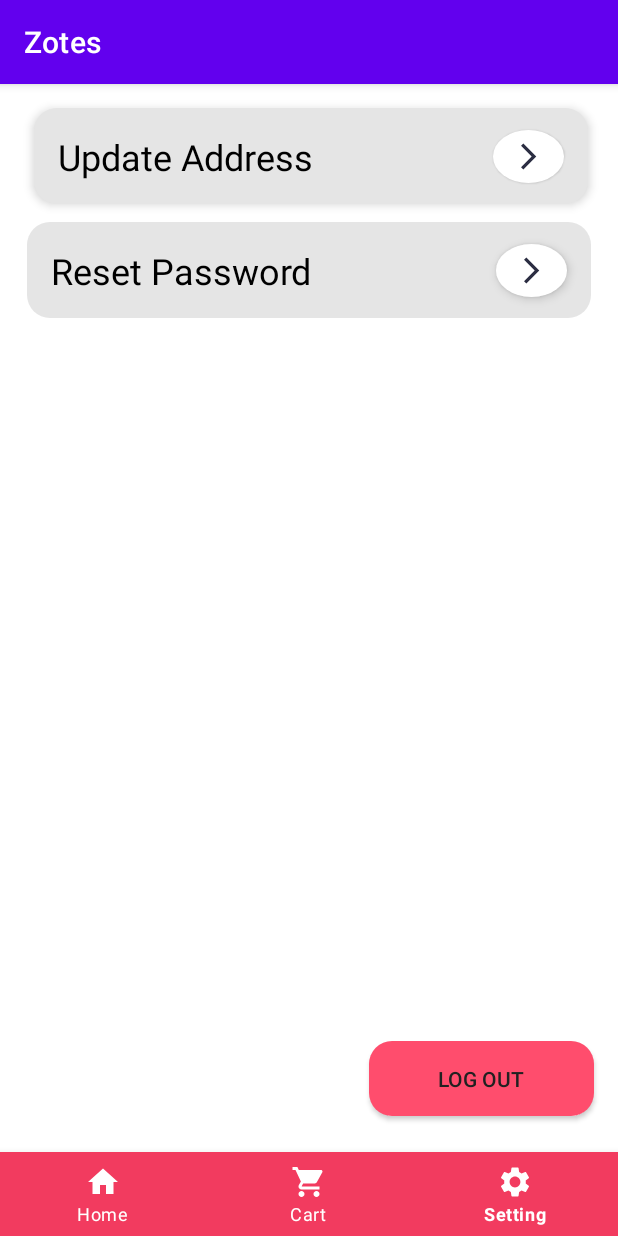
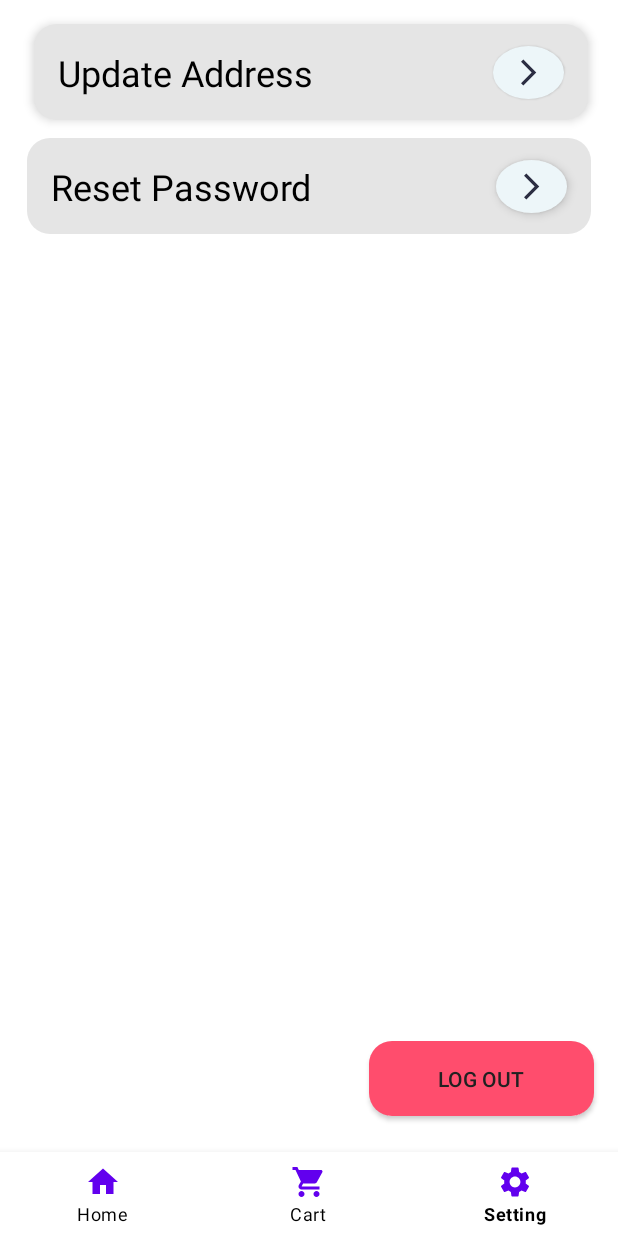
Before and after one commit to EChilin5/Zotes_OCR, an Android app: the screen it shows after launch once a user with an empty profile is signed in (MainActivity), item 3 of the bottom bar chosen, on a phone screen of 412 x 824 dp. Run offline under Robolectric (Android 15) with nearby library versions, the phone set to English and light mode, and no system bars; our stand-ins replace Firebase (no records; nobody signed in at launch, a user with empty details on screens opened directly); pictures from the network do not load.

Commit message:
Updated User Ui

```diff
--- a/app/src/main/java/com/eachilin/zotes/menufragments/CartFragment.kt
+++ b/app/src/main/java/com/eachilin/zotes/menufragments/CartFragment.kt
@@ -128,7 +128,7 @@ class CartFragment : Fragment(), PokeId {
                 }
             }
         }
-        tvFinalPrice.text = count.toString()
+        tvFinalPrice.text = "$ $count"
     }
 
 
--- a/app/src/main/java/com/eachilin/zotes/menufragments/HomeFragment.kt
+++ b/app/src/main/java/com/eachilin/zotes/menufragments/HomeFragment.kt
@@ -6,6 +6,7 @@ import android.view.*
 import androidx.fragment.app.Fragment
 import android.widget.ImageView
 import android.widget.SearchView
+import androidx.core.widget.doAfterTextChanged
 import androidx.recyclerview.widget.GridLayoutManager
 import androidx.recyclerview.widget.LinearLayoutManager
 import androidx.recyclerview.widget.RecyclerView
@@ -71,6 +72,26 @@ class HomeFragment : Fragment() {
 
         setHasOptionsMenu(true)
 
+        binding.etSearchDetails.doAfterTextChanged { task ->
+            var text= task
+
+            val temp = mutableListOf<PokemonInitialData>()
+            if(text?.isNotEmpty() == true){
+                for (poke in restaurant){
+                    if(poke.name.contains(text)){
+                        temp.add(poke)
+                    }
+                }
+            }
+            if (text != null) {
+                if(text.isEmpty()){
+                    rvRestaurant.adapter = RestaurantsAdapter( restaurant)
+                }else{
+                    rvRestaurant.adapter = RestaurantsAdapter( temp)
+
+                }
+            }
+        }
 
     }
 
--- a/app/src/main/res/drawable/ic_delete.xml
+++ b/app/src/main/res/drawable/ic_delete.xml
@@ -1,4 +1,4 @@
-<vector android:height="24dp" android:tint="#AE1B1B"
+<vector android:height="24dp" android:tint="#f07167"
     android:viewportHeight="24" android:viewportWidth="24"
     android:width="24dp" xmlns:android="http://schemas.android.com/apk/res/android">
     <path android:fillColor="@android:color/white" android:pathData="M6,19c0,1.1 0.9,2 2,2h8c1.1,0 2,-0.9 2,-2V7H6v12zM19,4h-3.5l-1,-1h-5l-1,1H5v2h14V4z"/>
--- a/app/src/main/res/drawable/pokebox.xml
+++ b/app/src/main/res/drawable/pokebox.xml
@@ -4,7 +4,7 @@
         <shape xmlns:android="http://schemas.android.com/apk/res/android"
             android:shape="oval">
             <solid
-                android:color="#FFFFFF"/>
+                android:color="#edf6f9"/>
         </shape>
     </item>
 </layer-list>
--- a/app/src/main/res/drawable/topround_box_background.xml
+++ b/app/src/main/res/drawable/topround_box_background.xml
@@ -4,7 +4,7 @@
         >
 
         <shape android:shape="rectangle">
-            <solid android:color="@color/black_color_co" />
+            <solid android:color="@color/white" />
 
             <corners
                 android:topLeftRadius="10dp"
--- a/app/src/main/res/layout/activity_main.xml
+++ b/app/src/main/res/layout/activity_main.xml
@@ -26,9 +26,9 @@
       android:id="@+id/bottom_nav"
       android:layout_width="0dp"
       android:layout_height="wrap_content"
-      app:itemBackground="@color/fusia"
-      app:itemIconTint="#fff"
-      app:itemTextColor="#fff"
+      app:itemBackground="@color/white"
+      app:itemIconTint="@color/purple_500"
+      app:itemTextColor="@color/black"
       app:layout_constraintBottom_toBottomOf="parent"
       app:layout_constraintEnd_toEndOf="parent"
       app:layout_constraintStart_toStartOf="parent"
--- a/app/src/main/res/layout/poke_shopping.xml
+++ b/app/src/main/res/layout/poke_shopping.xml
@@ -55,7 +55,7 @@
             android:layout_height="wrap_content"
             android:layout_marginEnd="16dp"
             android:layout_marginBottom="12dp"
-            android:background="@drawable/checkoutbutton"
+            android:background="@drawable/circlebackground_amount_change"
             app:layout_constraintBottom_toTopOf="@+id/ShoppingBoxGL2"
             app:layout_constraintEnd_toStartOf="@+id/ShoppingBoxGLV3"
             app:srcCompat="@drawable/ic_plus" />
@@ -66,7 +66,7 @@
             android:layout_height="wrap_content"
             android:layout_marginStart="14dp"
             android:layout_marginBottom="12dp"
-            android:background="@drawable/checkoutbutton"
+            android:background="@drawable/circlebackground_amount_change"
             app:layout_constraintBottom_toBottomOf="@id/ShoppingBoxGL2"
             app:layout_constraintStart_toEndOf="@id/ShoppingBoxGLV2"
             app:srcCompat="@drawable/ic_subtract" />
--- a/app/src/main/res/values/colors.xml
+++ b/app/src/main/res/values/colors.xml
@@ -13,6 +13,7 @@
     <color name="grey_shade">#e5e5e5</color>
     <color name="red_shade">#ff4d6d</color>
     <color name="underline">#D8D6D6</color>
-
+    <color name="nav_bar_color">#91ddd7</color>
+    <color name="item_background">#cdd4d2</color>
 
 </resources>
--- a/app/src/main/res/values/strings.xml
+++ b/app/src/main/res/values/strings.xml
@@ -2,14 +2,12 @@
     <string name="app_name">Zotes</string>
     <string name="add_to_cart">Add to Cart</string>
     <string name="buy_now">Buy Now</string>
-    <!-- TODO: Remove or change this placeholder text -->
-    <string name="hello_blank_fragment">Hello blank fragment</string>
     <string name="abilities">Abilities</string>
     <string name="pokemon_from_zotes_are_well_take_care_of_and_trained_at_the_elite_4_pokemon_providing_an_easy_victory_for_the_upcoming_pokemon_league_in_the_kento_region">Pokemon from Zotes are trained exclusively by the elite 4.Providing new trainers an easy victory for upcoming pokemon league in the Kento Region.</string>
     <string name="viewgroup_with_three_sections">Viewgroup with three sections</string>
     <string name="todo">TODO</string>
     <string name="pokemon_image">pokemon image</string>
-    <string name="shoping_cart">Shopping Cart</string>
+    <string name="shoping_cart">Cart</string>
     <string name="_100">$100</string>
     <string name="pokesampleimage">pokeSampleImage</string>
     <string name="bulbasaur">Bulbasaur</string>
--- a/app/src/main/res/values/themes.xml
+++ b/app/src/main/res/values/themes.xml
@@ -15,6 +15,8 @@
         <!--        <item name="windowActionBar">false</item>-->
         <!--        <item name="windowNoTitle">true</item>-->
         <!--        <item name="android:windowFullscreen">true</item>-->
+        <item name="windowActionBar">false</item>
+        <item name="windowNoTitle">true</item>
     </style>
 
     <style name="Theme.Zotes.NoActionBar">
```
Also changed, not shown: app/src/main/java/com/eachilin/zotes/PokemonDescription.kt (+8 -0 lines), app/src/main/res/layout/activity_pokemon_description.xml (+14 -3 lines), app/src/main/res/layout/fragment_cart.xml (+11 -7 lines), app/src/main/res/layout/fragment_home.xml (+48 -21 lines), app/src/main/res/layout/item_restaurant.xml (+10 -2 lines).
